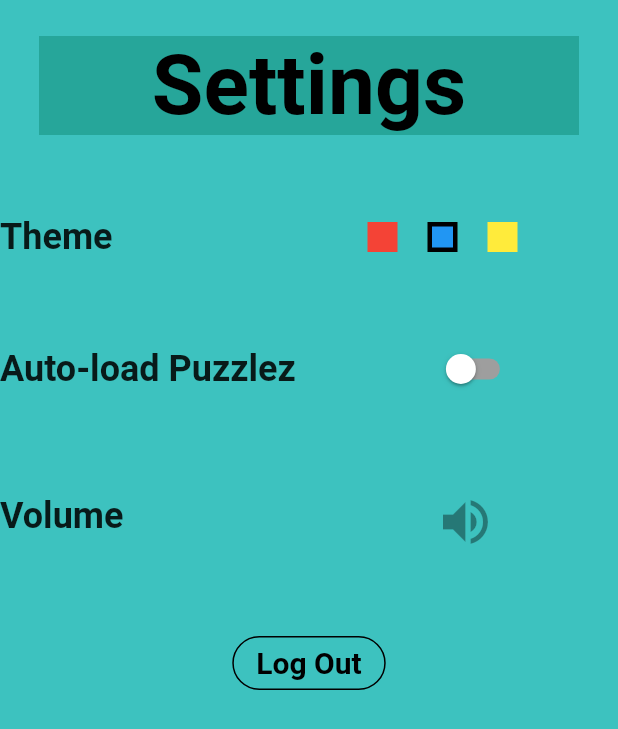
After one commit to HazemMostafa23/Chuzzlez, a Flutter app: the screen it shows after launch, after a tap on the "settings" icon, on a phone screen of 412 x 824 dp. The commit adds this screen. Shown: the top 729 px of the screen. Run offline on Flutter 3.47's test engine with Material 2 defaults, Android fonts, the phone set to English and light mode, and no system bars; missing offline and left inert: flutter_chess_board.

Commit message:
settings

```diff
--- a/lib/main.dart
+++ b/lib/main.dart
@@ -1,9 +1,11 @@
+import 'package:chuzzlez/screens/settings_screen.dart';
 import 'package:flutter/material.dart';
 import 'package:provider/provider.dart';
 import 'screens/home_screen.dart';
 import 'package:chuzzlez/providers/user_provider.dart';
 import 'package:chuzzlez/providers/puzzles_provider.dart';
 import 'screens/board_screen.dart';
+import 'package:chuzzlez/screens/settings_screen.dart';
 
 import 'screens/puzzles_list_screen.dart';
 import 'screens/over_the_board_screen.dart';
@@ -31,7 +33,8 @@ class MyApp extends StatelessWidget {
           '/home': (context) => HomeScreen(),
           '/board': (context) => BoardScreen(),
           '/puzzlelist': (context) => PuzzleListScreen(),
-          '/overtheboard': (context) => OverTheBoard()
+          '/overtheboard': (context) => OverTheBoard(),
+          '/settings': (context) => Settings()
         },
         title: 'Chuzzlez',
         theme: ThemeData(scaffoldBackgroundColor: const Color(0xFF3dc2bf)),
--- a/lib/screens/home_screen.dart
+++ b/lib/screens/home_screen.dart
@@ -24,6 +24,16 @@ class HomeScreen extends StatelessWidget {
           ),
           ListView(
             children: [
+              Align(
+                alignment: Alignment.centerRight,
+                child: IconButton(
+                  onPressed: () {
+                    Navigator.pushNamed(context, '/settings');
+                  },
+                  icon: Icon(Icons.settings),
+                  color: Colors.grey[800],
+                ),
+              ),
               Row(
                 crossAxisAlignment: CrossAxisAlignment.start,
                 mainAxisAlignment: MainAxisAlignment.center,
--- /dev/null
+++ b/lib/screens/settings_screen.dart
@@ -0,0 +1,123 @@
+import 'package:flutter/material.dart';
+import 'package:chuzzlez/providers/user_provider.dart';
+import '../models/user.dart';
+
+class Settings extends StatelessWidget {
+  const Settings({Key? key}) : super(key: key);
+
+  @override
+  Widget build(BuildContext context) {
+    return Scaffold(
+        body: Column(children: [
+      SizedBox(
+        height: 24,
+      ),
+      Row(
+        crossAxisAlignment: CrossAxisAlignment.start,
+        mainAxisAlignment: MainAxisAlignment.center,
+        children: [
+          SizedBox(
+            height: 20,
+          ),
+          new Container(
+            decoration: BoxDecoration(color: Colors.teal.shade400),
+            width: 360,
+            child: Text('Settings',
+                textAlign: TextAlign.center,
+                style: TextStyle(
+                  fontSize: 56,
+                  fontWeight: FontWeight.bold,
+                  color: Colors.black,
+                )),
+          ),
+          SizedBox(height: 120),
+        ],
+      ),
+      Row(mainAxisAlignment: MainAxisAlignment.start, children: [
+        Text('Theme',
+            style: TextStyle(
+              fontWeight: FontWeight.bold,
+              fontSize: 24,
+            )),
+        SizedBox(width: 170),
+        SizedBox(
+          width: 20,
+          height: 20,
+          child:
+              const DecoratedBox(decoration: BoxDecoration(color: Colors.red)),
+        ),
+        SizedBox(width: 20),
+        SizedBox(
+          width: 20,
+          height: 20,
+          child: DecoratedBox(
+              decoration: BoxDecoration(
+                  color: Colors.blue,
+                  border: Border.all(color: Colors.black, width: 3))),
+        ),
+        SizedBox(width: 20),
+        SizedBox(
+          width: 20,
+          height: 20,
+          child: const DecoratedBox(
+              decoration: BoxDecoration(color: Colors.yellow)),
+        )
+        // Text('Default',
+        //     style: TextStyle(
+        //       fontSize: 24,
+        //     )),
+      ]),
+      SizedBox(height: 50),
+      Row(mainAxisAlignment: MainAxisAlignment.start, children: [
+        Text('Auto-load Puzzlez',
+            style: TextStyle(
+              fontWeight: FontWeight.bold,
+              fontSize: 24,
+            )),
+        SizedBox(width: 90),
+        Switch(
+          onChanged: null,
+          value: false,
+          activeColor: Colors.blue,
+          activeTrackColor: Colors.yellow,
+          inactiveThumbColor: Colors.white,
+          inactiveTrackColor: Colors.grey,
+        ),
+      ]),
+      SizedBox(height: 50),
+      Row(mainAxisAlignment: MainAxisAlignment.start, children: [
+        Text('Volume',
+            style: TextStyle(
+              fontWeight: FontWeight.bold,
+              fontSize: 24,
+            )),
+        SizedBox(width: 200),
+        IconButton(
+            onPressed: null,
+            icon: Icon(
+              Icons.volume_up,
+              size: 40,
+            ))
+      ]),
+      SizedBox(height: 50),
+      Row(
+        mainAxisAlignment: MainAxisAlignment.center,
+        children: [
+          OutlinedButton(
+            onPressed: () {},
+            child: Text('Log Out',
+                style: TextStyle(
+                  fontSize: 20,
+                  fontWeight: FontWeight.bold,
+                  color: Colors.black,
+                )),
+            style: OutlinedButton.styleFrom(
+              shape: StadiumBorder(),
+              side: BorderSide(color: Colors.black),
+            ),
+          ),
+        ],
+      )
+    ]));
+  }
+}
```
